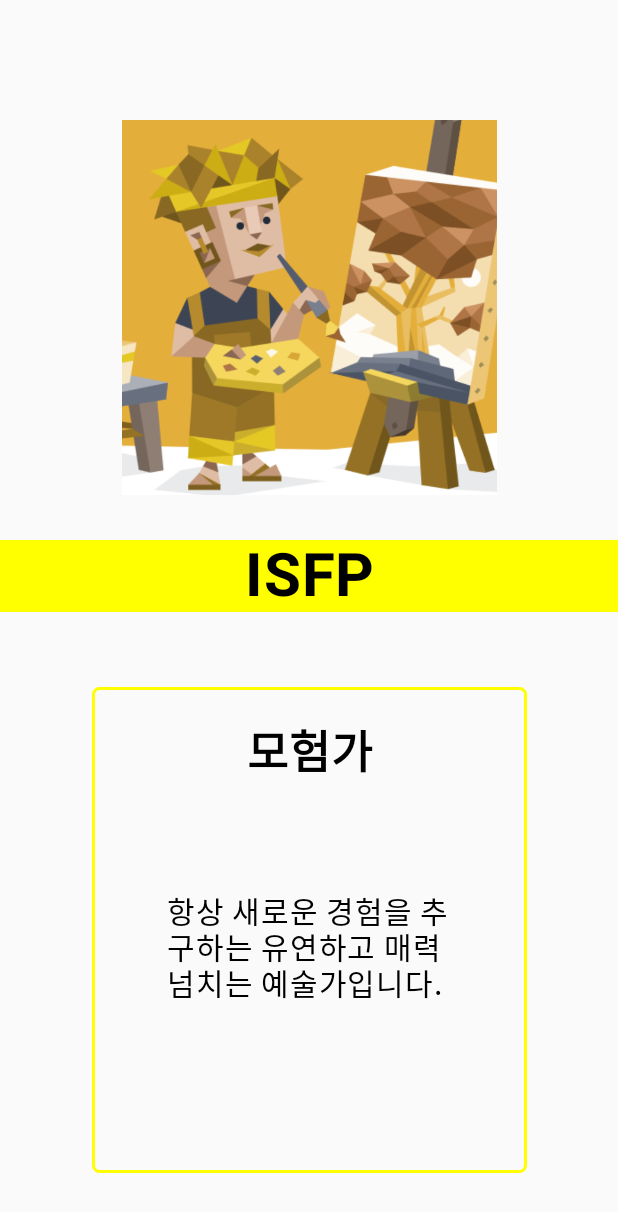
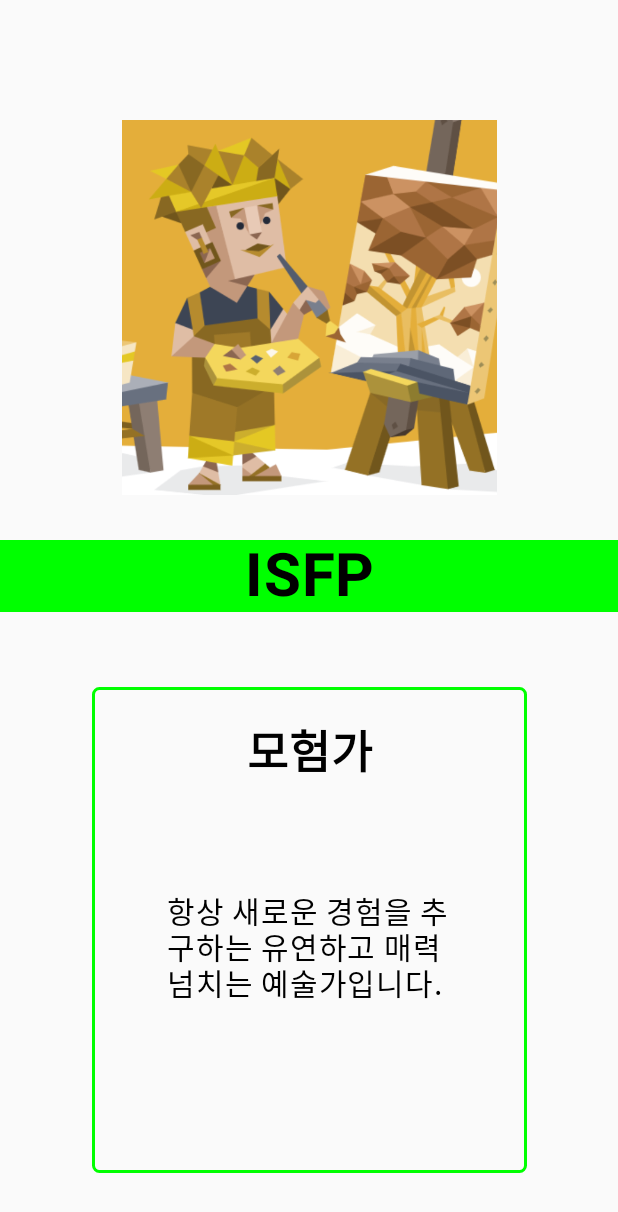
Before and after one commit to invercelina/Mbti, an Android app built with Jetpack Compose: the screen it shows after launch (IsfpActivity before the commit, MbtiDescActivity after it), after a tap on "ISFP", on a phone screen of 412 x 824 dp. Shown: the top 1212 px of the screen. Run offline under Robolectric (Android 15) with nearby library versions, the phone set to English and light mode, and no system bars.

Commit message:
함수화 및 Activity 하나 쓰는 코드

```diff
--- a/app/src/main/AndroidManifest.xml
+++ b/app/src/main/AndroidManifest.xml
@@ -29,6 +29,7 @@
         <activity android:name=".InfpActivity"/>
         <activity android:name=".IsfpActivity"/>
         <activity android:name=".EnfpActivity"/>
+        <activity android:name=".MbtiDescActivity"/>
     </application>
 
 </manifest>
--- /dev/null
+++ b/app/src/main/java/com/example/mbti/MbtiDescActivity.kt
@@ -0,0 +1,120 @@
+package com.example.mbti
+
+import android.app.Activity
+import android.os.Bundle
+import androidx.activity.ComponentActivity
+import androidx.activity.compose.setContent
+import androidx.activity.enableEdgeToEdge
+import androidx.compose.foundation.Image
+import androidx.compose.foundation.background
+import androidx.compose.foundation.border
+import androidx.compose.foundation.layout.Column
+import androidx.compose.foundation.layout.Spacer
+import androidx.compose.foundation.layout.fillMaxHeight
+import androidx.compose.foundation.layout.fillMaxWidth
+import androidx.compose.foundation.layout.height
+import androidx.compose.foundation.layout.padding
+import androidx.compose.foundation.layout.size
+import androidx.compose.foundation.layout.width
+import androidx.compose.foundation.shape.RoundedCornerShape
+import androidx.compose.material3.Button
+import androidx.compose.material3.Text
+import androidx.compose.runtime.Composable
+import androidx.compose.ui.Alignment
+import androidx.compose.ui.Modifier
+import androidx.compose.ui.graphics.Color
+import androidx.compose.ui.layout.ContentScale
+import androidx.compose.ui.platform.LocalContext
+import androidx.compose.ui.res.painterResource
+import androidx.compose.ui.text.font.FontWeight
+import androidx.compose.ui.text.style.TextAlign
+import androidx.compose.ui.tooling.preview.Preview
+import androidx.compose.ui.unit.dp
+import androidx.compose.ui.unit.sp
+import com.example.mbti.ui.theme.MbtiTheme
+
+class MbtiDescActivity : ComponentActivity() {
+    override fun onCreate(savedInstanceState: Bundle?) {
+        super.onCreate(savedInstanceState)
+        enableEdgeToEdge()
+        setContent{
+            MbtiTheme {
+                Screening()
+            }
+        }
+    }
+    @Composable
+    fun MainScreen(paintId : Int,mbti:String, work:String, desc: String) {
+        Column(
+            horizontalAlignment = Alignment.CenterHorizontally,
+            modifier = Modifier.fillMaxHeight()
+        ) {
+            Spacer(modifier = Modifier.height(80.dp))
+            Image(
+                painter = painterResource(paintId),
+                contentScale = ContentScale.Crop,
+                contentDescription = null,
+                modifier = Modifier.size(250.dp)
+            )
+
+            Spacer(modifier = Modifier.height(30.dp))
+
+            Text(
+                text = mbti,
+                modifier = Modifier
+                    .background(Color.Green)
+                    .fillMaxWidth(),
+                fontSize = 40.sp,
+                fontWeight = FontWeight.Bold,
+                textAlign = TextAlign.Center
+            )
+            Spacer(modifier = Modifier.height(50.dp))
+            Column(
+                horizontalAlignment = Alignment.CenterHorizontally,
+                modifier = Modifier
+                    .border(2.dp, Color.Green, RoundedCornerShape(5.dp))
+                    .padding(20.dp)
+            ) {
+                Text(
+                    text = work,
+                    fontSize = 30.sp,
+                    fontWeight = FontWeight.Bold,
+                )
+                Spacer(modifier = Modifier.height(40.dp))
+                Text(
+                    text = desc,
+                    modifier = Modifier
+                        .height(200.dp)
+                        .width(250.dp)
+                        .padding(30.dp),
+                    fontSize = 20.sp
+                )
+
+            }
+
+            val context = LocalContext.current as? Activity
+            Button(onClick = {
+                context?.finish()
+            }, modifier = Modifier.padding(48.dp)) {
+                Text(text = "이전으로")
+            }
+        }
+    }
+    @Composable
+    fun Screening() {
+        val str = intent.getStringExtra("mbtiData")
+        when(str){
+            "ENFP" -> MainScreen(R.drawable.enfp,"ENFP","활동가","열정적이고 창의적인 성격으로, 긍정적으로 삶을 바라보는 사교적이면서도 자유로운 영혼입니다.")
+            "ISFP" -> MainScreen(paintId = R.drawable.isfp, mbti = "ISFP", work = "모험가", desc = "항상 새로운 경험을 추구하는 유연하고 매력 넘치는 예술가입니다.")
+            "INFP" -> MainScreen(paintId = R.drawable.infp, mbti = "INFP", work = "중재자", desc = "항상 선을 행할 준비가 되어 있는 부드럽고 친절한 이타주의자입니다.")
+        }
+    }
+
+    @Preview(showBackground = true)
+    @Composable
+    fun MainScreenPreview() {
+        MbtiTheme {
+            Screening()
+        }
+    }
+}
--- a/app/src/main/java/com/example/mbti/MbtiMainActivity.kt
+++ b/app/src/main/java/com/example/mbti/MbtiMainActivity.kt
@@ -18,6 +18,7 @@ import androidx.compose.foundation.layout.size
 import androidx.compose.material3.Button
 import androidx.compose.material3.Text
 import androidx.compose.runtime.Composable
+
 import androidx.compose.ui.Alignment
 import androidx.compose.ui.Modifier
 import androidx.compose.ui.graphics.Color
@@ -41,7 +42,7 @@ class MbtiMainActivity : ComponentActivity() {
 
     @Composable
     fun MainScreen() {
-        val context = LocalContext.current as? Activity
+
         Column(
             horizontalAlignment = Alignment.CenterHorizontally,
             verticalArrangement = Arrangement.Center,
@@ -52,45 +53,40 @@ class MbtiMainActivity : ComponentActivity() {
 
         ) {
 
-            Image(
-                painter = painterResource(id = R.drawable.infp),
-                contentDescription = "INFP",
-                contentScale = ContentScale.Crop,
-                modifier = Modifier.size(150.dp)
-            )
-            Button(onClick = {
-                val intent = Intent(context, InfpActivity::class.java)
-                context?.startActivity(intent)
-            }, modifier = Modifier.padding(top = 10.dp, bottom = 30.dp)) {
-                Text(text = "INFP")
-            }
-            Image(
-                painter = painterResource(id = R.drawable.isfp),
-                contentDescription = "ISFP",
-                contentScale = ContentScale.Crop,
-                modifier = Modifier.size(150.dp)
-            )
-            Button(onClick = {
-                val intent = Intent(context, IsfpActivity::class.java)
-                context?.startActivity(intent)
-            }, modifier = Modifier.padding(top = 10.dp, bottom = 30.dp)) {
-                Text(text = "ISFP")
-            }
-            Image(
-                painter = painterResource(id = R.drawable.enfp),
-                contentDescription = "ENFP",
-                contentScale = ContentScale.Crop,
-                modifier = Modifier.size(150.dp)
-            )
-            Button(onClick = {
-                val intent = Intent(context, EnfpActivity::class.java)
-                context?.startActivity(intent)
-            }, modifier = Modifier.padding(top = 10.dp, bottom = 30.dp)) {
-                Text(text = "ENFP")
-            }
+            Painting(paintId = R.drawable.infp)
+            MbtiButton(str = "INFP")
+            Painting(paintId = R.drawable.isfp)
+            MbtiButton(str = "ISFP")
+            Painting(R.drawable.enfp)
+            MbtiButton(str = "ENFP")
 
         }
+
+
     }
+    @Composable
+    fun MbtiButton(str:String) {
+        val context = LocalContext.current as? Activity
+        Button(onClick = {
+            val intent = Intent(context, MbtiDescActivity::class.java)
+            intent.putExtra("mbtiData",str)
+            context?.startActivity(intent)
+        }, modifier = Modifier.padding(top = 10.dp, bottom = 30.dp)) {
+            Text(text = str)
+        }
+
+    }
+
+    @Composable
+    fun Painting(paintId :Int) {
+        Image(
+            painter = painterResource(id = paintId),
+            contentDescription = null,
+            contentScale = ContentScale.Crop,
+            modifier = Modifier.size(150.dp)
+        )
+    }
+
 
     @Preview(showBackground = true)
     @Composable
```
